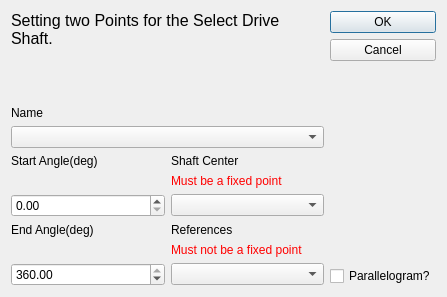
Before: the Qt Designer form core/simulate/edit_shaft.ui in KmolYuan/Pyslvs-UI, drawn with Qt 5.
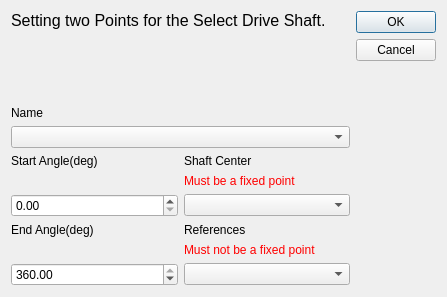
After: the same form once the commit is applied. Icons and pictures are not drawn.

Diff of the .ui file:
```diff
--- a/core/simulate/edit_shaft.ui
+++ b/core/simulate/edit_shaft.ui
@@ -208,13 +208,6 @@
        </property>
       </spacer>
      </item>
-     <item>
-      <widget class="QCheckBox" name="isParallelogram">
-       <property name="text">
-        <string>Parallelogram?</string>
-       </property>
-      </widget>
-     </item>
     </layout>
    </item>
   </layout>
```
